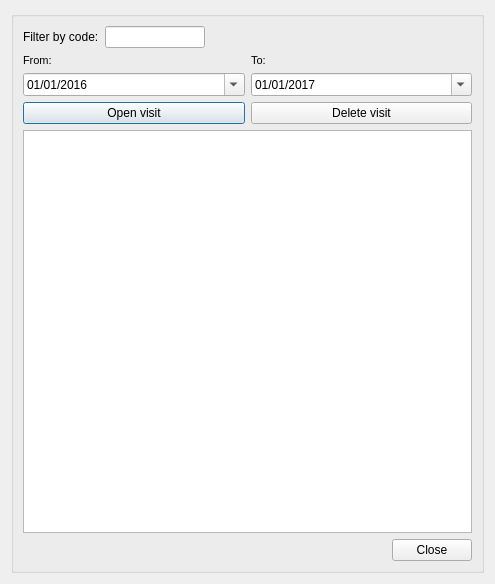
Before: the Qt Designer form core/ui/shared/visit_manager.ui in Giswater/giswater_qgis_plugin, drawn with Qt 5.
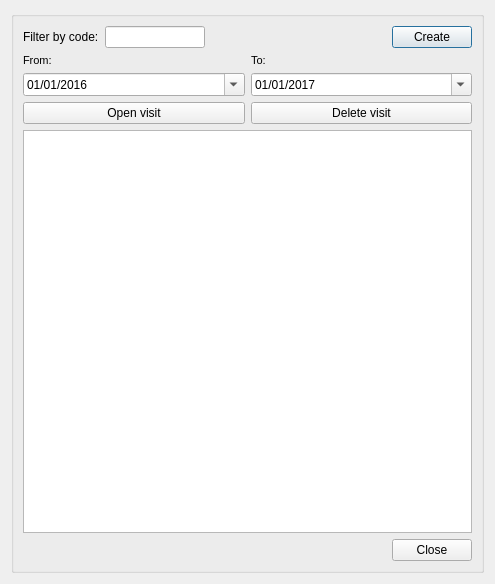
After: the same form once the commit is applied.

Commit message: Added missing "Create" button in document, element, psector and visit managers

Diff of the .ui file:
```diff
--- a/core/ui/shared/visit_manager.ui
+++ b/core/ui/shared/visit_manager.ui
@@ -52,6 +52,13 @@
           </property>
          </spacer>
         </item>
+        <item>
+         <widget class="QPushButton" name="btn_create">
+          <property name="text">
+           <string>Create</string>
+          </property>
+         </widget>
+        </item>
        </layout>
       </item>
       <item>
```
Left out of the diff: 24 changed lines with no effect on the pictures. The commit also changes 7 other files.
